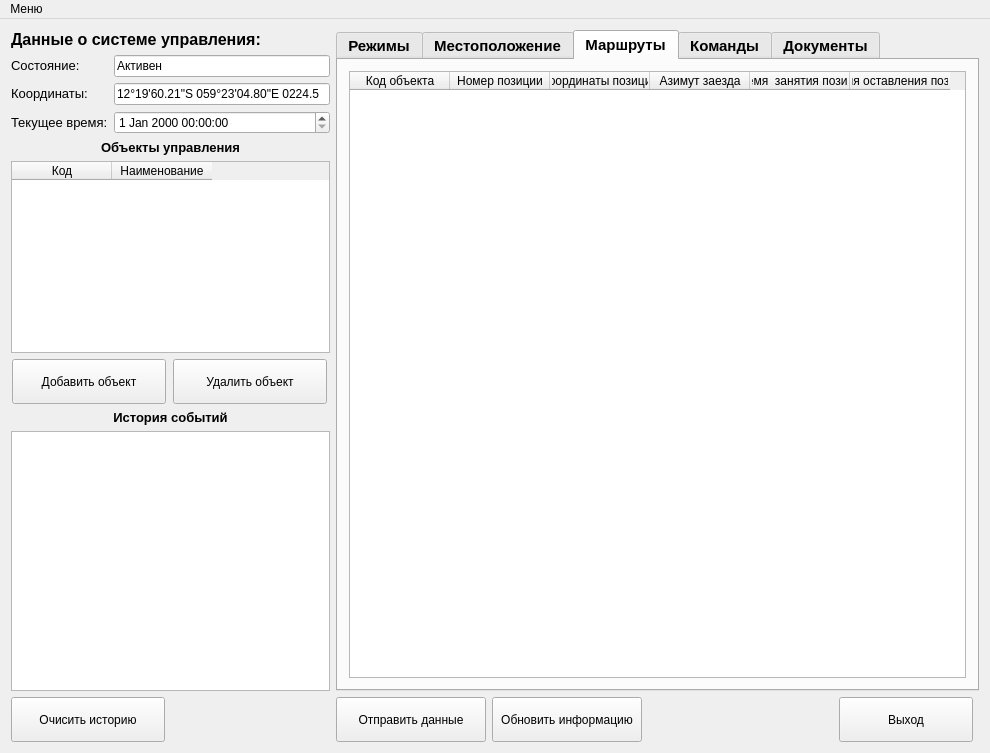
Zioba/MBU, file mainwindow.ui: the form before one commit.
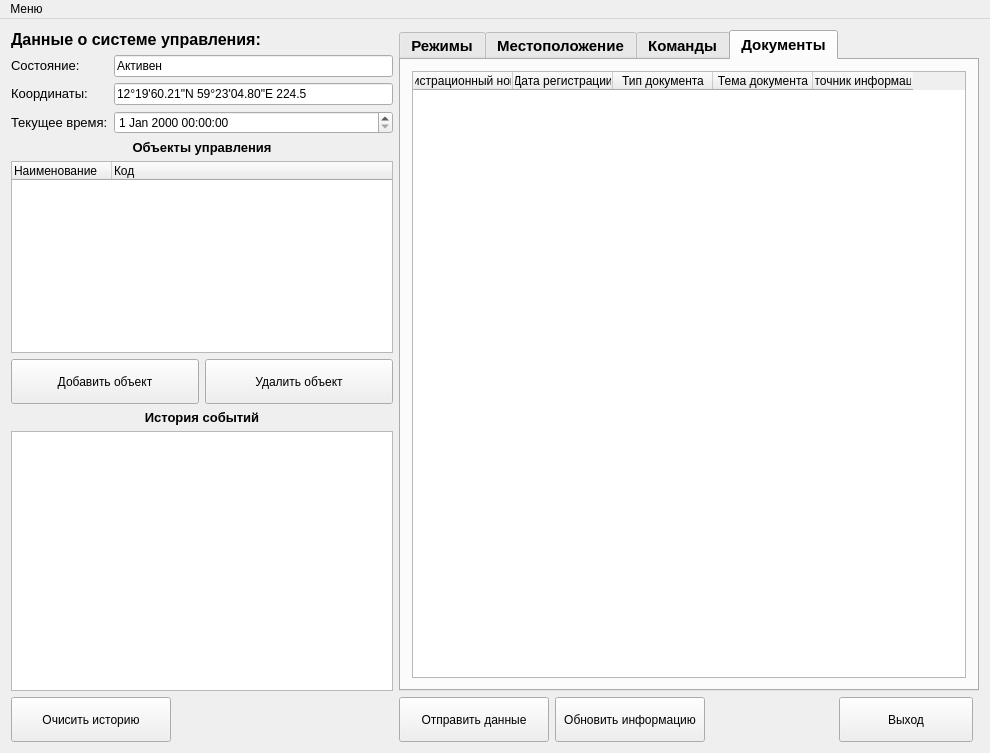
The form after the commit. The open tabs and pages were chosen to show the change. Icons and pictures are not drawn.

What changed in the file:
```diff
--- a/mainwindow.ui
+++ b/mainwindow.ui
@@ -18,7 +18,115 @@
     <normaloff>:/resources/title.png</normaloff>:/resources/title.png</iconset>
   </property>
   <widget class="QWidget" name="centralWidget">
-   <layout class="QGridLayout" name="gridLayout_2" rowstretch="1,0" columnstretch="2,4,0">
+   <layout class="QGridLayout" name="gridLayout_2" rowstretch="1,0" columnstretch="2,3,0">
+    <item row="1" column="1">
+     <layout class="QVBoxLayout" name="verticalLayout_5">
+      <item>
+       <layout class="QHBoxLayout" name="horizontalLayout_4">
+        <item>
+         <widget class="QPushButton" name="pushButton_3">
+          <property name="minimumSize">
+           <size>
+            <width>150</width>
+            <height>45</height>
+           </size>
+          </property>
+          <property name="maximumSize">
+           <size>
+            <width>200</width>
+            <height>45</height>
+           </size>
+          </property>
+          <property name="text">
+           <string>Отправить данные</string>
+          </property>
+          <property name="icon">
+           <iconset resource="resource.qrc">
+            <normaloff>:/resources/toolbar/send.png</normaloff>:/resources/toolbar/send.png</iconset>
+          </property>
+          <property name="iconSize">
+           <size>
+            <width>40</width>
+            <height>40</height>
+           </size>
+          </property>
+         </widget>
+        </item>
+        <item>
+         <widget class="QPushButton" name="updBut">
+          <property name="minimumSize">
+           <size>
+            <width>150</width>
+            <height>45</height>
+           </size>
+          </property>
+          <property name="maximumSize">
+           <size>
+            <width>170</width>
+            <height>16777215</height>
+           </size>
+          </property>
+          <property name="text">
+           <string>Обновить информацию</string>
+          </property>
+          <property name="icon">
+           <iconset resource="resource.qrc">
+            <normaloff>:/resources/toolbar/refresh.png</normaloff>:/resources/toolbar/refresh.png</iconset>
+          </property>
+          <property name="iconSize">
+           <size>
+            <width>40</width>
+            <height>40</height>
+           </size>
+          </property>
+         </widget>
+        </item>
+        <item>
+         <spacer name="horizontalSpacer">
+          <property name="orientation">
+           <enum>Qt::Horizontal</enum>
+          </property>
+          <property name="sizeHint" stdset="0">
+           <size>
+            <width>40</width>
+            <height>20</height>
+           </size>
+          </property>
+         </spacer>
+        </item>
+        <item>
+         <widget class="QPushButton" name="exitButton">
+          <property name="minimumSize">
+           <size>
+            <width>134</width>
+            <height>45</height>
+           </size>
+          </property>
+          <property name="maximumSize">
+           <size>
+            <width>170</width>
+            <height>45</height>
+           </size>
+          </property>
+          <property name="text">
+           <string>Выход</string>
+          </property>
+          <property name="icon">
+           <iconset resource="resource.qrc">
+            <normaloff>:/resources/toolbar/exit.png</normaloff>:/resources/toolbar/exit.png</iconset>
+          </property>
+          <property name="iconSize">
+           <size>
+            <width>40</width>
+            <height>40</height>
+           </size>
+          </property>
+         </widget>
+        </item>
+       </layout>
+      </item>
+     </layout>
+    </item>
     <item row="0" column="0" rowspan="2">
      <layout class="QVBoxLayout" name="verticalLayout_4">
       <item>
@@ -58,7 +166,7 @@
             <item row="1" column="1">
              <widget class="QLineEdit" name="lineEdit">
               <property name="text">
-               <string>12°19'60.21&quot;S 059°23'04.80&quot;E 0224.5</string>
+               <string>12°19'60.21&quot;N 59°23'04.80&quot;E 224.5</string>
               </property>
              </widget>
             </item>
@@ -84,17 +192,17 @@
          </widget>
         </item>
         <item>
-         <widget class="QTableWidget" name="objectTable">
+         <widget class="QTreeWidget" name="objectTree">
+          <column>
+           <property name="text">
+            <string>Наименование</string>
+           </property>
+          </column>
           <column>
            <property name="text">
             <string>Код</string>
            </property>
           </column>
-          <column>
-           <property name="text">
-            <string>Наименование</string>
-           </property>
-          </column>
          </widget>
         </item>
         <item>
@@ -109,7 +217,7 @@
             </property>
             <property name="maximumSize">
              <size>
-              <width>154</width>
+              <width>4000</width>
               <height>45</height>
              </size>
             </property>
@@ -144,7 +252,7 @@
             </property>
             <property name="maximumSize">
              <size>
-              <width>154</width>
+              <width>4000</width>
               <height>45</height>
              </size>
             </property>
@@ -185,13 +293,13 @@
            <widget class="QPushButton" name="clearBut">
             <property name="minimumSize">
              <size>
-              <width>154</width>
+              <width>160</width>
               <height>45</height>
              </size>
             </property>
             <property name="maximumSize">
              <size>
-              <width>154</width>
+              <width>160</width>
               <height>45</height>
              </size>
             </property>
@@ -337,47 +445,6 @@
         </item>
        </layout>
       </widget>
-      <widget class="QWidget" name="tab_2">
-       <attribute name="title">
-        <string>Маршруты</string>
-       </attribute>
-       <layout class="QGridLayout" name="gridLayout_4">
-        <item row="0" column="0">
-         <widget class="QTableWidget" name="routeTable">
-          <column>
-           <property name="text">
-            <string>Код объекта</string>
-           </property>
-          </column>
-          <column>
-           <property name="text">
-            <string>Номер позиции</string>
-           </property>
-          </column>
-          <column>
-           <property name="text">
-            <string>Координаты позиции</string>
-           </property>
-          </column>
-          <column>
-           <property name="text">
-            <string>Азимут заезда</string>
-           </property>
-          </column>
-          <column>
-           <property name="text">
-            <string>Время  занятия позиции</string>
-           </property>
-          </column>
-          <column>
-           <property name="text">
-            <string>Время оставления позиции</string>
-           </property>
-          </column>
-         </widget>
-        </item>
-       </layout>
-      </widget>
       <widget class="QWidget" name="tab_5">
        <attribute name="title">
         <string>Команды</string>
@@ -442,114 +509,6 @@
       </widget>
      </widget>
     </item>
-    <item row="1" column="1">
-     <layout class="QVBoxLayout" name="verticalLayout_5">
-      <item>
-       <layout class="QHBoxLayout" name="horizontalLayout_4">
-        <item>
-         <widget class="QPushButton" name="pushButton_3">
-          <property name="minimumSize">
-           <size>
-            <width>150</width>
-            <height>45</height>
-           </size>
-          </property>
-          <property name="maximumSize">
-           <size>
-            <width>200</width>
-            <height>45</height>
-           </size>
-          </property>
-          <property name="text">
-           <string>Отправить данные</string>
-          </property>
-          <property name="icon">
-           <iconset resource="resource.qrc">
-            <normaloff>:/resources/toolbar/send.png</normaloff>:/resources/toolbar/send.png</iconset>
-          </property>
-          <property name="iconSize">
-           <size>
-            <width>40</width>
-            <height>40</height>
-           </size>
-          </property>
-         </widget>
-        </item>
-        <item>
-         <widget class="QPushButton" name="updBut">
-          <property name="minimumSize">
-           <size>
-            <width>150</width>
-            <height>45</height>
-           </size>
-          </property>
-          <property name="maximumSize">
-           <size>
-            <width>170</width>
-            <height>16777215</height>
-           </size>
-          </property>
-          <property name="text">
-           <string>Обновить информацию</string>
-          </property>
-          <property name="icon">
-           <iconset resource="resource.qrc">
-            <normaloff>:/resources/toolbar/refresh.png</normaloff>:/resources/toolbar/refresh.png</iconset>
-          </property>
-          <property name="iconSize">
-           <size>
-            <width>40</width>
-            <height>40</height>
-           </size>
-          </property>
-         </widget>
-        </item>
-        <item>
-         <spacer name="horizontalSpacer">
-          <property name="orientation">
-           <enum>Qt::Horizontal</enum>
-          </property>
-          <property name="sizeHint" stdset="0">
-           <size>
-            <width>40</width>
-            <height>20</height>
-           </size>
-          </property>
-         </spacer>
-        </item>
-        <item>
-         <widget class="QPushButton" name="exitButton">
-          <property name="minimumSize">
-           <size>
-            <width>134</width>
-            <height>45</height>
-           </size>
-          </property>
-          <property name="maximumSize">
-           <size>
-            <width>170</width>
-            <height>45</height>
-           </size>
-          </property>
-          <property name="text">
-           <string>Выход</string>
-          </property>
-          <property name="icon">
-           <iconset resource="resource.qrc">
-            <normaloff>:/resources/toolbar/exit.png</normaloff>:/resources/toolbar/exit.png</iconset>
-          </property>
-          <property name="iconSize">
-           <size>
-            <width>40</width>
-            <height>40</height>
-           </size>
-          </property>
-         </widget>
-        </item>
-       </layout>
-      </item>
-     </layout>
-    </item>
    </layout>
   </widget>
   <widget class="QMenuBar" name="menuBar">
```
Left out of the diff: 3 changed lines with no effect on the pictures.
